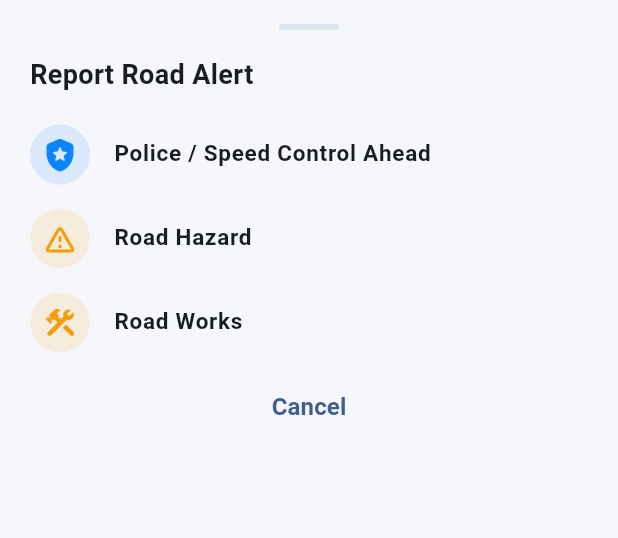
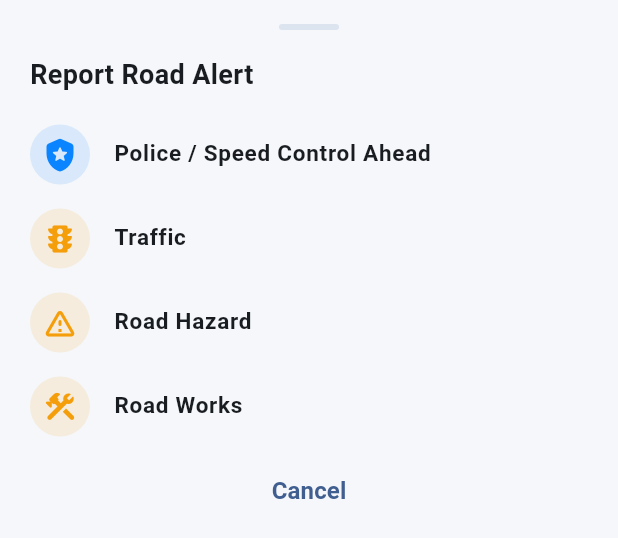
Before and after one commit to TheRain-tech/theriandriver, a Flutter app: the _RoadAlertActionSheet widget shown alone on an empty page, opened directly, on a phone screen of 412 x 824 dp. Shown: the top 538 px of the screen. Run offline on Flutter 3.47's test engine with Material 3 defaults, Android fonts, the phone set to English and light mode, and no system bars; our stand-ins replace app_links, camera, cloud_firestore, cloud_functions, file_picker, firebase_auth and 17 more; missing offline and left inert: flutter_polyline_points; accounts and stored records are empty; network calls fail.

Commit message:
feat(road-alerts): capture a real location name, add Traffic alert type
The alert button only ever sent raw lat/lng, so the driver's report
carried no human-readable place name. Reverse-geocodes the same GPS fix
(node-api's existing /api/maps/reverse-geocode) into a display name
like "Mile 3, Limbe" and sends it alongside the coordinates -
best-effort only, so a slow or failed reverse geocode never blocks the
alert itself.

Adds Traffic as a fourth option in the action sheet, right after
Police/Speed Control as specified, using the same confirmation-dialog
and send flow as the other three.
Co-Authored-By: Claude Sonnet 5 <noreply@anthropic.com>

```diff
--- a/lib/features/dashboard/widgets/road_alert_button.dart
+++ b/lib/features/dashboard/widgets/road_alert_button.dart
@@ -39,6 +39,7 @@ class _RoadAlertButtonState extends State<RoadAlertButton> {
     final title = switch (type) {
       RoadAlertType.policeSpeedControl =>
         l.t('Police / Speed Control Ahead?', 'Police / Contrôle de vitesse à venir ?'),
+      RoadAlertType.traffic => l.t('Traffic Ahead?', 'Circulation dense à venir ?'),
       RoadAlertType.roadHazard =>
         l.t('Road Hazard Ahead?', 'Danger routier à venir ?'),
       RoadAlertType.roadWorks =>
@@ -48,6 +49,10 @@ class _RoadAlertButtonState extends State<RoadAlertButton> {
       RoadAlertType.policeSpeedControl => l.t(
         'Let nearby TheRain drivers know that police or speed control may be ahead so they can reduce their speed and drive safely.',
         'Informez les chauffeurs TheRain à proximité qu\'un contrôle de police ou de vitesse est peut-être à venir, afin qu\'ils puissent réduire leur vitesse et conduire prudemment.',
+      ),
+      RoadAlertType.traffic => l.t(
+        'Let nearby TheRain drivers know that traffic has been reported near your location.',
+        'Informez les chauffeurs TheRain à proximité qu\'une circulation dense a été signalée près de votre position.',
       ),
       RoadAlertType.roadHazard => l.t(
         'Let nearby TheRain drivers know about a hazard on the road ahead so they can drive carefully.',
@@ -200,6 +205,12 @@ class _RoadAlertActionSheet extends StatelessWidget {
                   Navigator.pop(context, RoadAlertType.policeSpeedControl),
             ),
             _RoadAlertOptionTile(
+              icon: Icons.traffic_rounded,
+              iconColor: AppColors.warning,
+              label: l.t('Traffic', 'Circulation dense'),
+              onTap: () => Navigator.pop(context, RoadAlertType.traffic),
+            ),
+            _RoadAlertOptionTile(
               icon: Icons.warning_amber_rounded,
               iconColor: AppColors.warning,
               label: l.t('Road Hazard', 'Danger routier'),
```
Also changed, not shown: lib/services/road_alert_service.dart (+44 -5 lines).
